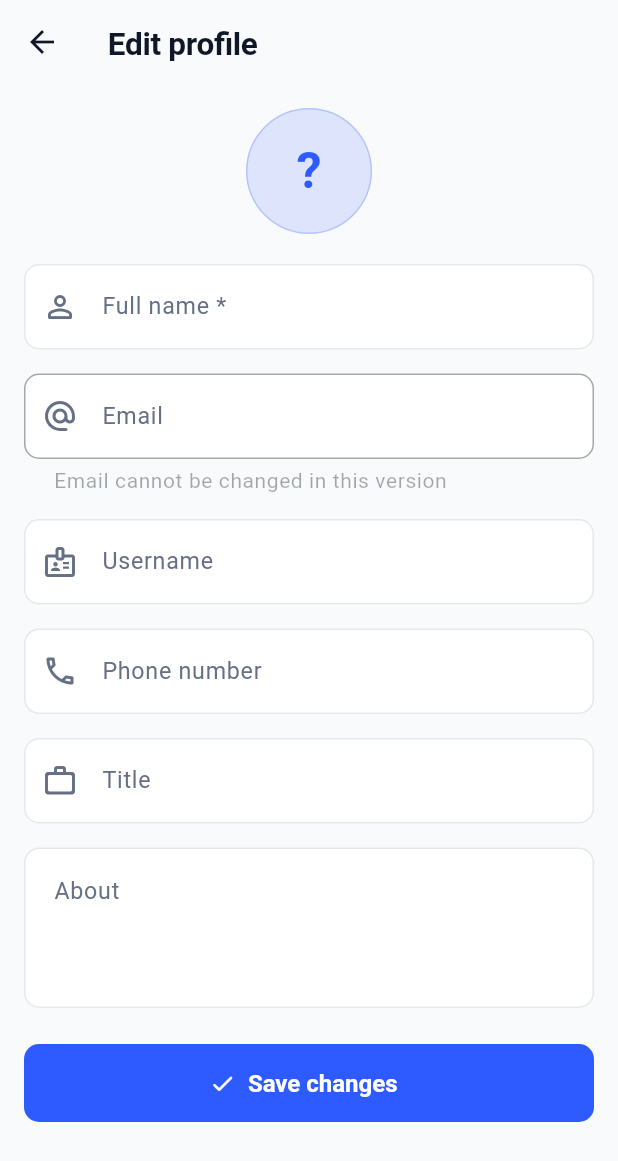
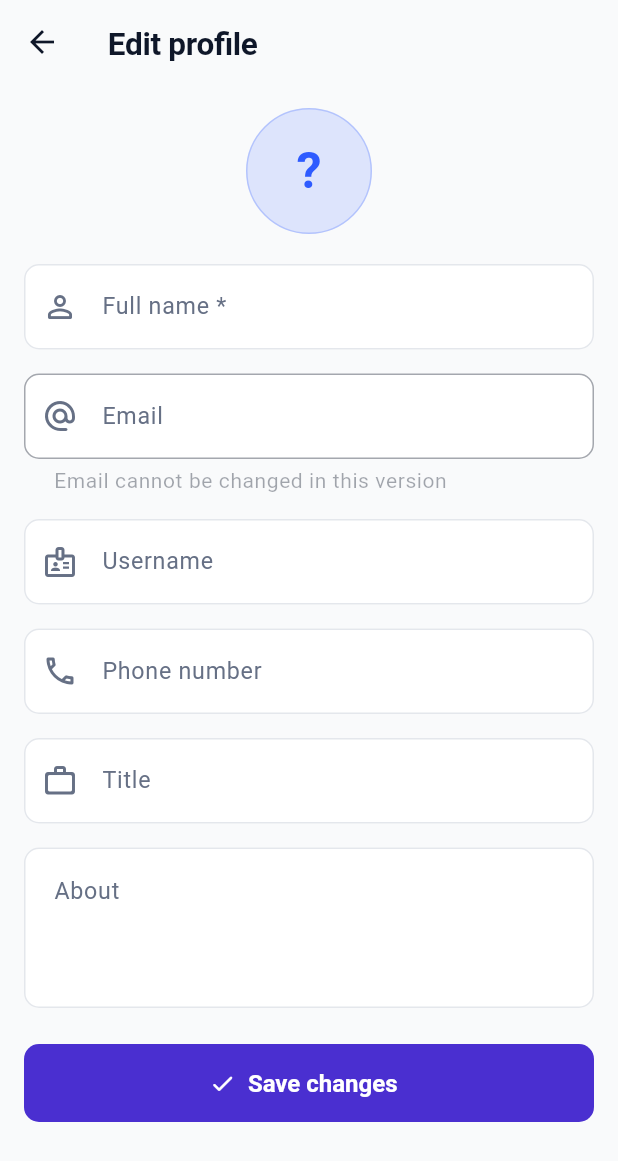
Before and after one commit to Saqibnawazkhan/WarQ, a Flutter app: the EditProfileScreen screen opened by its route, on a phone screen of 412 x 824 dp. Shown: the top 1161 px of the screen. Run offline on Flutter 3.47's test engine with Material 3 defaults, Android fonts, the phone set to English and light mode, and no system bars; our stand-ins replace pdf, printing, shared_preferences, supabase_flutter; accounts and stored records are empty.

Commit message:
Take the brand colour from the prototype
The prototype is indigo throughout - the sign-in button, the selected
tab, the compose button, the filled statistic card. The app had been
built in blue.

One constant, because every screen reads the colour from the theme rather
than carrying its own.

Nothing else from the prototype is applied. It was drawn before any of
the app existed and its layouts predate a fortnight of decisions the user
has made while using the real thing on a real phone, so the screens stay
exactly as they are.

Co-Authored-By: Claude Opus 5 <noreply@anthropic.com>

```diff
--- a/mobile/lib/core/theme/app_colors.dart
+++ b/mobile/lib/core/theme/app_colors.dart
@@ -9,9 +9,12 @@ import 'package:flutter/material.dart';
 class AppColors {
   const AppColors._();
 
-  static const Color brand = Color(0xFF2E5BFF);
-  static const Color brandDark = Color(0xFF1B3FCC);
-  static const Color brandLight = Color(0xFFEAEFFF);
+  // The indigo from the prototype, not the blue the app was built with. It
+  // carries the sign-in button, the selected tab, the compose button and the
+  // filled statistic card, so changing it here changes the app's colour.
+  static const Color brand = Color(0xFF4A2FD0);
+  static const Color brandDark = Color(0xFF3A22A8);
+  static const Color brandLight = Color(0xFFECE9FB);
 
   static const Color accent = Color(0xFF00B894);
   static const Color accentLight = Color(0xFFE1F7F1);
```
